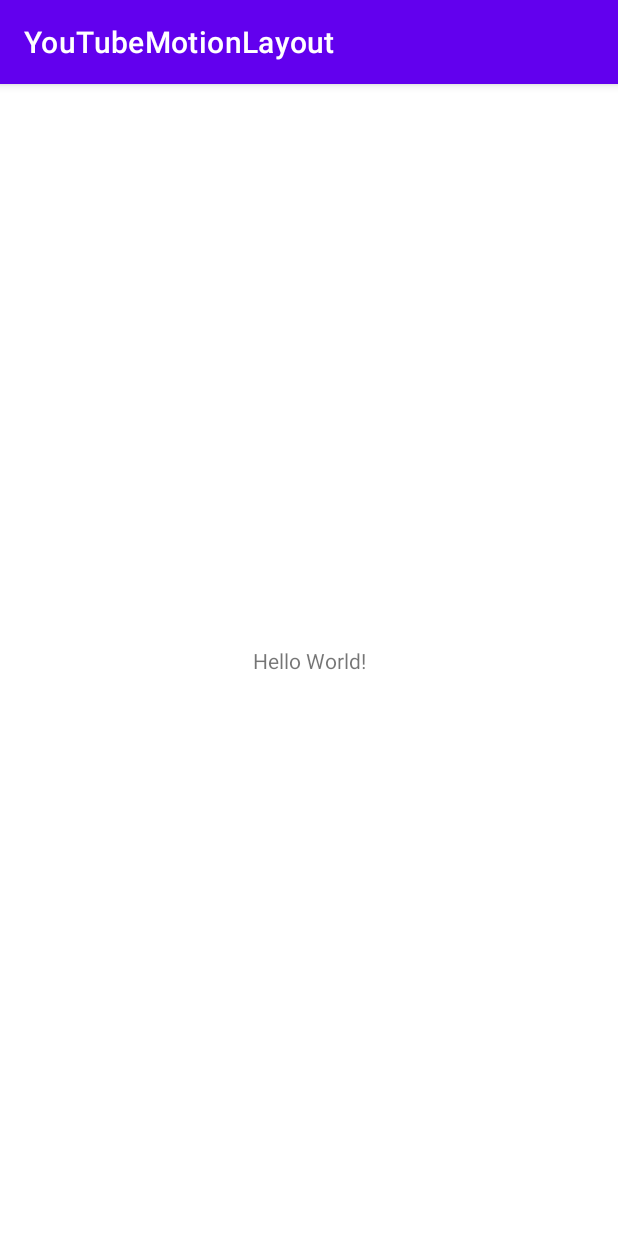
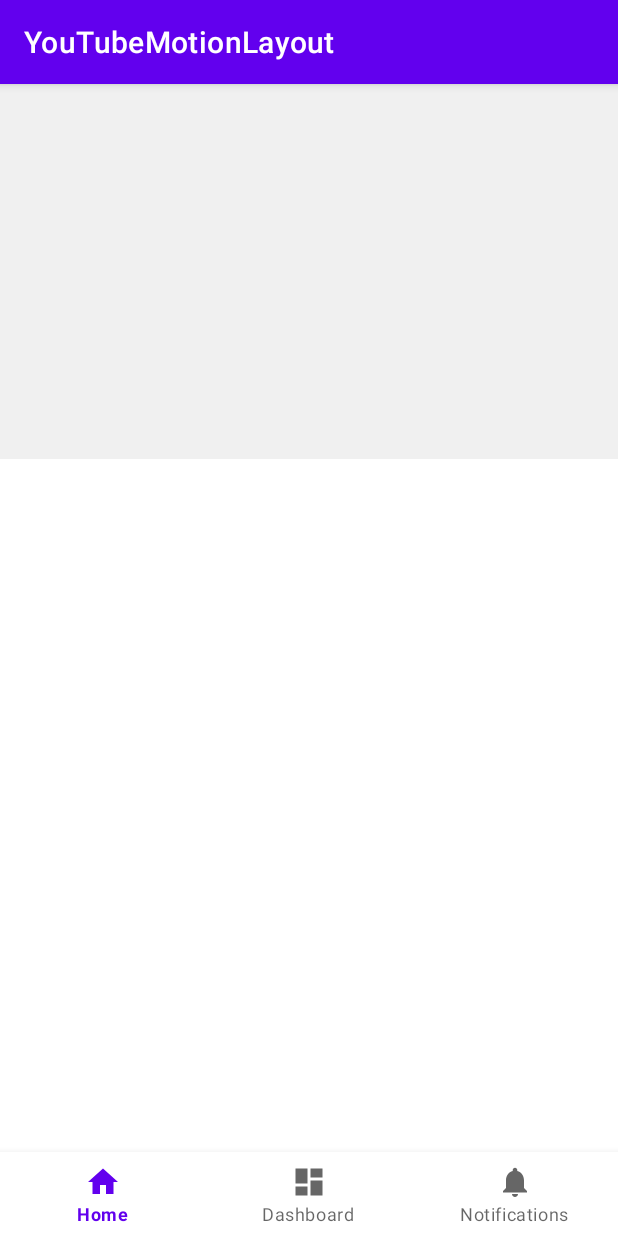
Before and after one commit to yagmurerdogan/Animations, an Android app: the screen it shows after launch (MainActivity), on a phone screen of 412 x 824 dp. Run offline under Robolectric (Android 15) with nearby library versions, the phone set to English and light mode, and no system bars.

Commit message:
Create color resource for main background

```diff
--- a/YouTubeMotionLayout/app/src/main/res/layout/activity_main.xml
+++ b/YouTubeMotionLayout/app/src/main/res/layout/activity_main.xml
@@ -6,13 +6,35 @@
     android:layout_height="match_parent"
     tools:context=".MainActivity">
 
-    <TextView
-        android:layout_width="wrap_content"
+
+    <com.google.android.material.bottomnavigation.BottomNavigationView
+        android:id="@+id/bottomNavigationView"
+        android:layout_width="match_parent"
         android:layout_height="wrap_content"
-        android:text="Hello World!"
         app:layout_constraintBottom_toBottomOf="parent"
-        app:layout_constraintLeft_toLeftOf="parent"
-        app:layout_constraintRight_toRightOf="parent"
-        app:layout_constraintTop_toTopOf="parent" />
+        app:layout_constraintEnd_toEndOf="parent"
+        app:layout_constraintStart_toStartOf="parent"
+        app:menu="@menu/bottom_nav_menu" />
 
+    <androidx.recyclerview.widget.RecyclerView
+        android:id="@+id/recyclerView"
+        android:layout_width="match_parent"
+        android:layout_height="0dp"
+        app:layout_constraintBottom_toTopOf="@+id/bottomNavigationView"
+        app:layout_constraintEnd_toEndOf="parent"
+        app:layout_constraintHorizontal_bias="0.5"
+        app:layout_constraintStart_toStartOf="parent"
+        app:layout_constraintTop_toBottomOf="@+id/main_container" />
+
+    <androidx.constraintlayout.widget.ConstraintLayout
+        android:id="@+id/main_container"
+        android:layout_width="match_parent"
+        android:layout_height="250dp"
+        android:background="@color/main_background"
+        app:layout_constraintEnd_toEndOf="parent"
+        app:layout_constraintHorizontal_bias="1.0"
+        app:layout_constraintStart_toStartOf="parent"
+        app:layout_constraintTop_toTopOf="parent">
+
+    </androidx.constraintlayout.widget.ConstraintLayout>
 </androidx.constraintlayout.widget.ConstraintLayout>
--- a/YouTubeMotionLayout/app/src/main/res/values/colors.xml
+++ b/YouTubeMotionLayout/app/src/main/res/values/colors.xml
@@ -7,4 +7,5 @@
     <color name="teal_700">#FF018786</color>
     <color name="black">#FF000000</color>
     <color name="white">#FFFFFFFF</color>
+    <color name="main_background">#F0F0F0</color>
 </resources>
```
